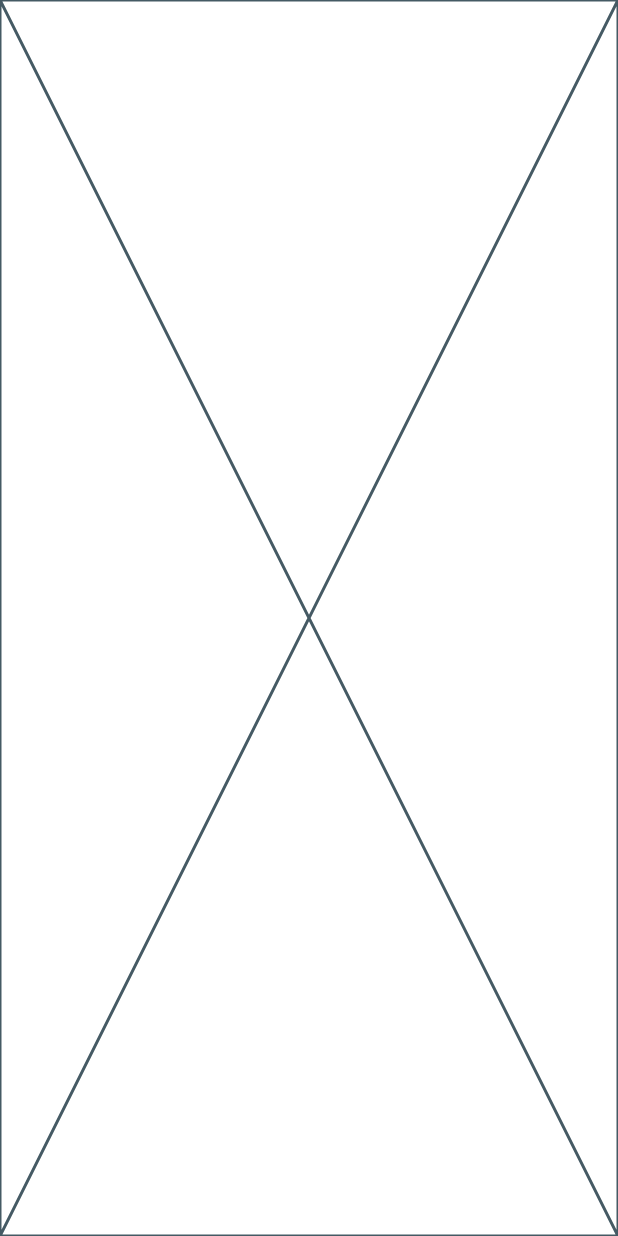
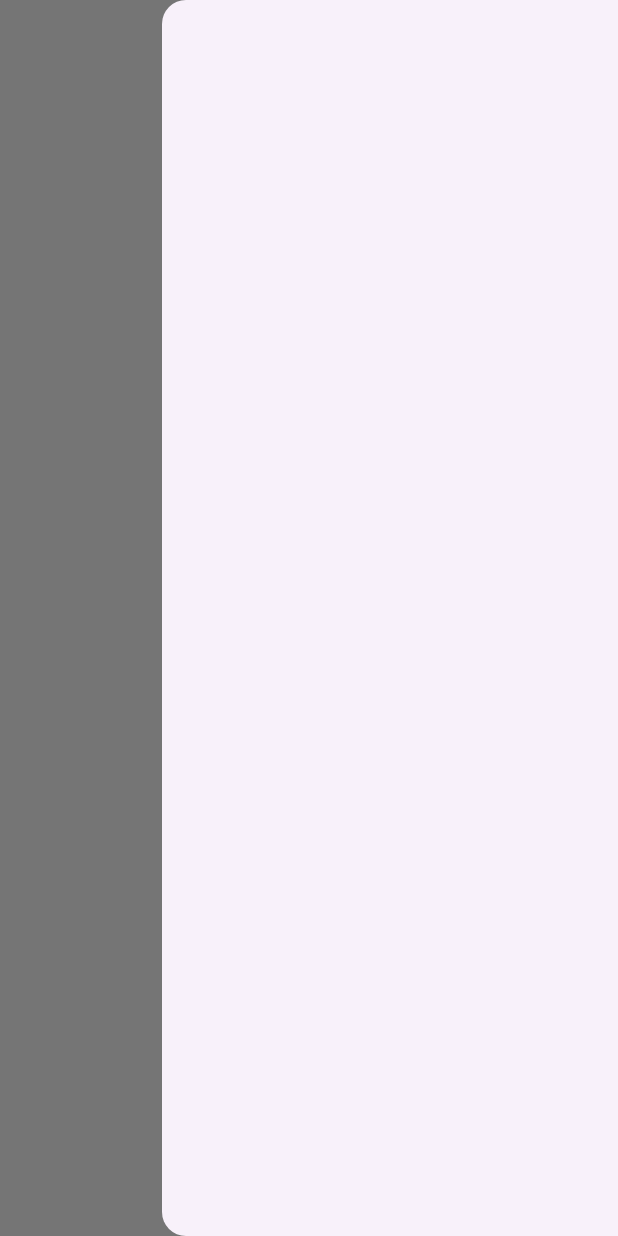
Before and after one commit to MohmedFahmy/portfolio, a Flutter app: the screen it shows after launch, with the side drawer open (before the commit the screen has no drawer), on a phone screen of 412 x 824 dp. Run offline on Flutter 3.47's test engine with Material 3 defaults, Android fonts, the phone set to English and light mode, and no system bars; our stand-ins replace flutter_svg, google_fonts, url_strategy.

Commit message:
feat: Refactor routing and implement responsive layout for LandingPage; add url_strategy package

```diff
--- a/lib/main.dart
+++ b/lib/main.dart
@@ -1,8 +1,9 @@
 import 'package:flutter/material.dart';
-import 'package:portfolio/mobile/landing_mobile_page.dart';
-import 'package:portfolio/web/landing_web_page.dart';
+import 'package:portfolio/routes.dart';
+import 'package:url_strategy/url_strategy.dart';
 
 void main() {
+  setPathUrlStrategy();
   runApp(const MyApp());
 }
 
@@ -18,15 +19,8 @@ class MyApp extends StatelessWidget {
       theme: ThemeData(
         colorScheme: ColorScheme.fromSeed(seedColor: Colors.deepPurple),
       ),
-      home: LayoutBuilder(
-        builder: (context, constraints) {
-          if (constraints.maxWidth > 700) {
-            return LandingWebPage();
-          } else {
-            return const LandingMobilePage();
-          }
-        },
-      ),
+      onGenerateRoute: (settings) => Routes.generateRoute(settings),
+      initialRoute: '/',
     );
   }
 }
--- a/lib/mobile/landing_mobile_page.dart
+++ b/lib/mobile/landing_mobile_page.dart
@@ -10,6 +10,15 @@ class LandingMobilePage extends StatefulWidget {
 class _LandingMobilePageState extends State<LandingMobilePage> {
   @override
   Widget build(BuildContext context) {
-    return const Placeholder();
+    var deviceWidth = MediaQuery.of(context).size.width;
+    return Scaffold(
+      backgroundColor: Colors.white,
+      appBar: AppBar(
+        backgroundColor: Colors.transparent,
+        elevation: 0.0,
+        iconTheme: const IconThemeData(size: 35.0, color: Colors.black),
+      ),
+      endDrawer: Drawer(),
+    );
   }
 }
--- /dev/null
+++ b/lib/routes.dart
@@ -0,0 +1,35 @@
+import 'package:flutter/material.dart';
+import 'package:portfolio/mobile/landing_mobile_page.dart';
+import 'package:portfolio/web/landing_web_page.dart';
+
+class Routes {
+  static Route<dynamic> generateRoute(RouteSettings settings) {
+    switch (settings.name) {
+      case '/':
+        return MaterialPageRoute(
+          builder: (_) => LayoutBuilder(
+            builder: (context, constraints) {
+              if (constraints.maxWidth > 800) {
+                return LandingWebPage();
+              } else {
+                return LandingMobilePage();
+              }
+            },
+          ),
+          settings: settings,
+        );
+      default:
+        return MaterialPageRoute(
+          builder: (_) => LayoutBuilder(
+            builder: (context, constraints) {
+              if (constraints.maxWidth > 800) {
+                return LandingWebPage();
+              } else {
+                return LandingMobilePage();
+              }
+            },
+          ),
+        );
+    }
+  }
+}
--- a/pubspec.yaml
+++ b/pubspec.yaml
@@ -37,6 +37,7 @@ dependencies:
   google_fonts: ^6.3.3
   flutter_svg: ^2.2.3
   url_launcher: ^6.3.2
+  url_strategy: ^0.3.0
 
 dev_dependencies:
   flutter_test:
```
Also changed, not shown: lib/widgets/what_i_do_widget.dart (+0 -48 lines), pubspec.lock.
